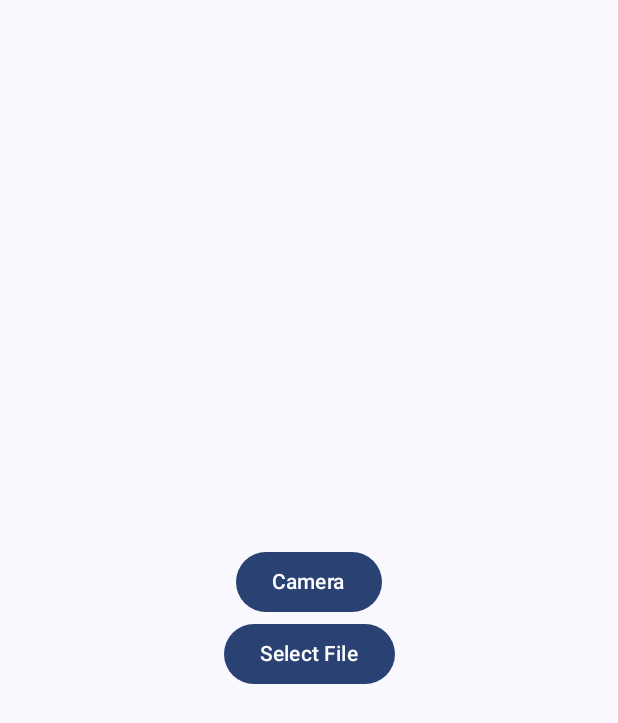
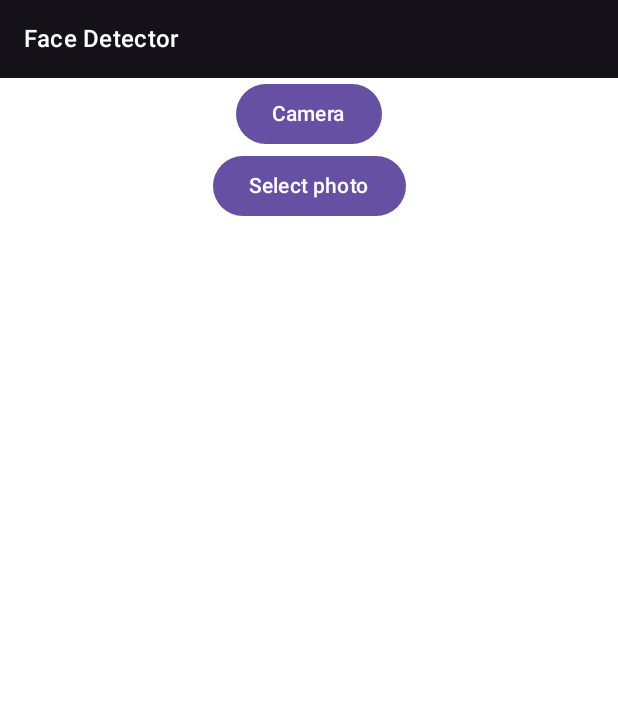
Before and after one commit to serhohuk/FaceDetector, an Android app built with Jetpack Compose: the composable DetectionStartScreen shown on its own in the app's theme, on a phone screen of 412 x 824 dp. Shown: the top 723 px of the screen. Run offline under Robolectric (Android 15) with nearby library versions, the phone set to English and light mode, and no system bars; 8 statements that could not run were skipped.

Commit message:
updated app structure

```diff
--- a/app/src/main/java/com/serhohuk/motiondetector/presentation/detection/DetectionStartFragment.kt
+++ b/app/src/main/java/com/serhohuk/motiondetector/presentation/detection/DetectionStartFragment.kt
@@ -2,26 +2,30 @@ package com.serhohuk.motiondetector.presentation.detection
 
 import android.Manifest
 import android.content.pm.PackageManager
+import android.content.res.Configuration.UI_MODE_NIGHT_NO
+import android.content.res.Configuration.UI_MODE_NIGHT_YES
 import android.os.Bundle
 import android.view.LayoutInflater
-import android.view.View
 import android.view.ViewGroup
 import android.widget.Toast
+import androidx.compose.foundation.background
 import androidx.compose.foundation.layout.*
-import androidx.compose.material3.Button
-import androidx.compose.material3.ExperimentalMaterial3Api
-import androidx.compose.material3.Scaffold
-import androidx.compose.material3.Text
+import androidx.compose.material3.*
 import androidx.compose.runtime.Composable
 import androidx.compose.ui.Alignment
 import androidx.compose.ui.Modifier
 import androidx.compose.ui.platform.ComposeView
 import androidx.compose.ui.platform.ViewCompositionStrategy
+import androidx.compose.ui.res.stringResource
+import androidx.compose.ui.tooling.preview.Preview
+import androidx.compose.ui.unit.dp
 import androidx.core.app.ActivityCompat
 import androidx.core.content.ContextCompat
 import androidx.fragment.app.Fragment
 import com.serhohuk.motiondetector.AppRouter
-import com.serhohuk.motiondetector.ui.theme.MotionDetectorTheme
+import com.serhohuk.motiondetector.R
+import com.serhohuk.motiondetector.ui.theme.FaceDetectionTheme
+import com.serhohuk.motiondetector.ui.theme.appColors
 
 class DetectionStartFragment : Fragment() {
 
@@ -36,7 +40,7 @@ class DetectionStartFragment : Fragment() {
     ) = ComposeView(requireContext()).apply {
         setViewCompositionStrategy(ViewCompositionStrategy.DisposeOnViewTreeLifecycleDestroyed)
         setContent {
-            MotionDetectorTheme {
+            FaceDetectionTheme {
                 DetectionStartScreen(
                     onCameraButtonClick = {
                         if (permissionGranted()) {
@@ -90,20 +94,51 @@ fun DetectionStartScreen(
     onCameraButtonClick: () -> Unit,
     onGalleryButtonClick: () -> Unit
 ) {
-    Scaffold() {
+    Scaffold(
+        contentColor = MaterialTheme.appColors.background
+    ) {
         Column(
             Modifier
                 .fillMaxSize()
                 .padding(it),
-            verticalArrangement = Arrangement.Center,
             horizontalAlignment = Alignment.CenterHorizontally
         ) {
+            Row(
+                Modifier
+                    .fillMaxWidth()
+                    .background(MaterialTheme.appColors.surface)
+                    .height(52.dp)
+                    .padding(start = 16.dp),
+                verticalAlignment = Alignment.CenterVertically
+            ) {
+                Text(
+                    text = stringResource(id = R.string.app_name),
+                    color = MaterialTheme.appColors.textPrimary,
+                    style = MaterialTheme.typography.titleMedium
+                )
+            }
             Button(onClick = onCameraButtonClick) {
                 Text(text = "Camera")
             }
             Button(onClick = onGalleryButtonClick) {
-                Text(text = "Select File")
+                Text(text = "Select photo")
             }
         }
     }
 }
+
+@Preview(uiMode = UI_MODE_NIGHT_NO)
+@Preview(uiMode = UI_MODE_NIGHT_YES)
+@Composable
+fun DetectionStartScreenPreview() {
+    FaceDetectionTheme {
+        DetectionStartScreen(
+            onCameraButtonClick = {
+
+            },
+            onGalleryButtonClick = {
+
+            }
+        )
+    }
+}
--- a/app/src/main/java/com/serhohuk/motiondetector/ui/theme/Color.kt
+++ b/app/src/main/java/com/serhohuk/motiondetector/ui/theme/Color.kt
@@ -1,5 +1,6 @@
 package com.serhohuk.motiondetector.ui.theme
 
+import androidx.compose.material3.ColorScheme
 import androidx.compose.ui.graphics.Color
 
 val Purple80 = Color(0xFFD0BCFF)
@@ -9,3 +10,12 @@ val Pink80 = Color(0xFFEFB8C8)
 val Purple40 = Color(0xFF6650a4)
 val PurpleGrey40 = Color(0xFF625b71)
 val Pink40 = Color(0xFF7D5260)
+
+data class AppColors(
+    val colors: ColorScheme,
+    val textPrimary: Color,
+    val warningColor: Color
+) {
+    val background get() = colors.background
+    val surface get() = colors.surface
+}
```
Also changed, not shown: app/src/main/java/com/serhohuk/motiondetector/MainActivity.kt (+4 -4 lines), app/src/main/java/com/serhohuk/motiondetector/presentation/detection/camera/CameraDetectionFragment.kt (+3 -4 lines), app/src/main/java/com/serhohuk/motiondetector/ui/theme/Theme.kt (+26 -8 lines).
